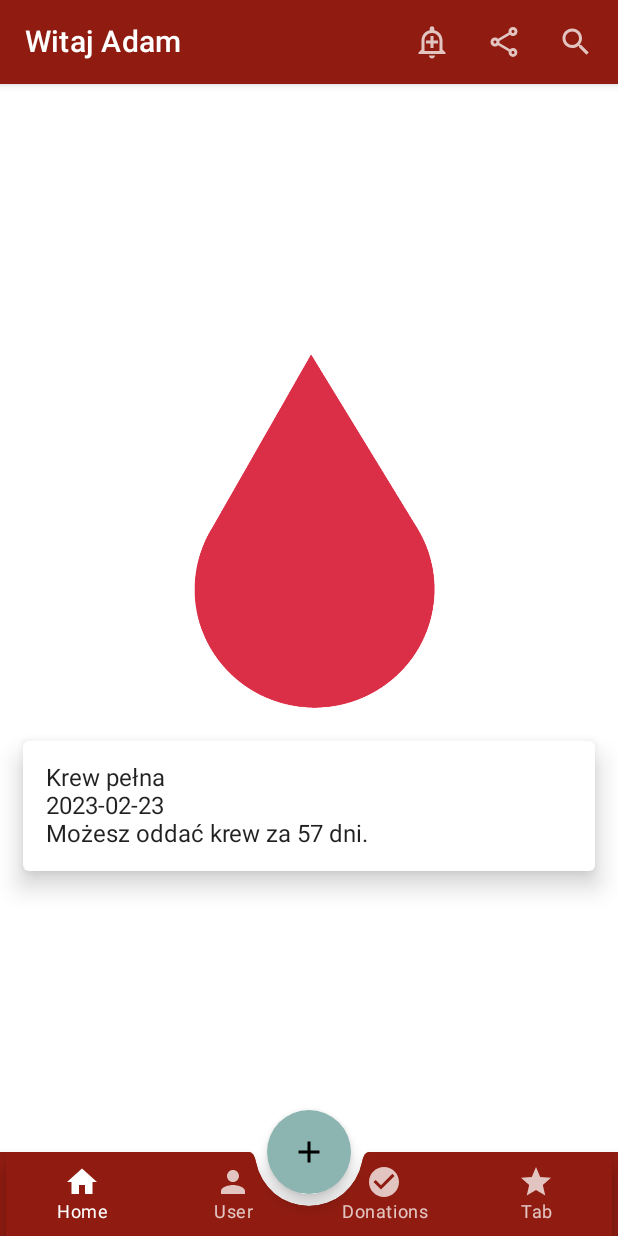
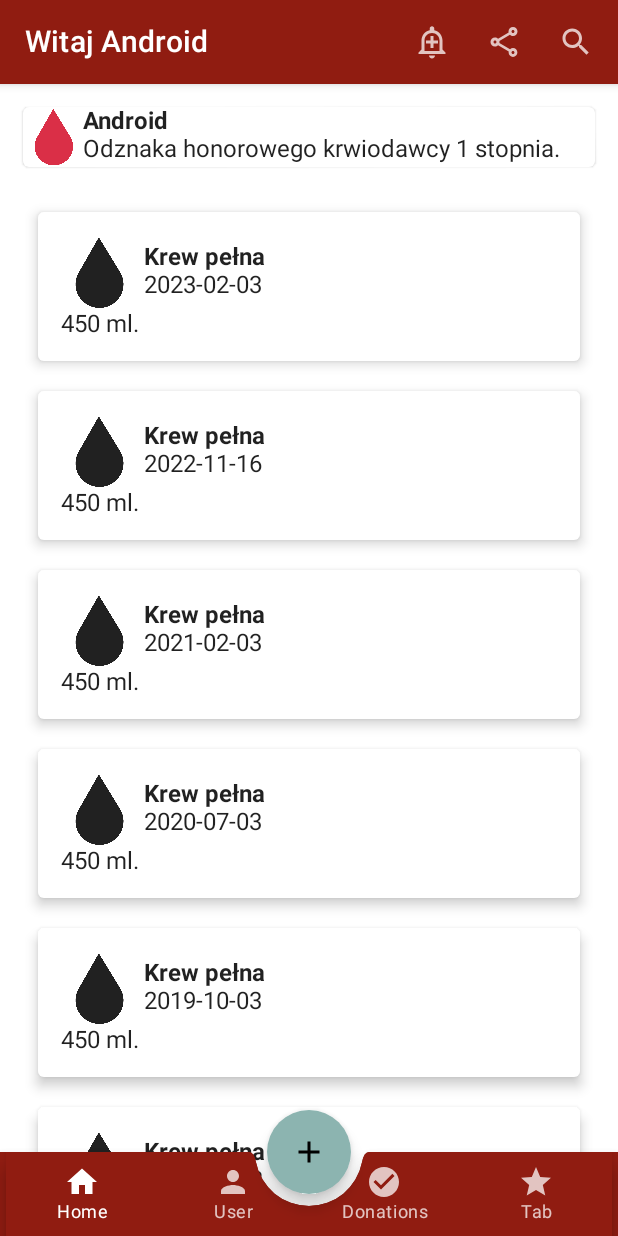
Before and after one commit to goodwill-ninjas/android, an Android app built with Jetpack Compose: the screen it shows after launch (MainActivity), after a tap on "Add", on a phone screen of 412 x 824 dp. Run offline under Robolectric (Android 15) with nearby library versions, the phone set to English and light mode, and no system bars.

Commit message:
DEV-79 Donation history (#4)
* DEV-79 make card a separate  component

* DEV-79 Added donation journal

* DEV-79 added tests

```diff
--- a/app/src/main/java/pl/edu/pjatk/goodwill_ninjas/blooddonor_android/MainActivity.kt
+++ b/app/src/main/java/pl/edu/pjatk/goodwill_ninjas/blooddonor_android/MainActivity.kt
@@ -18,23 +18,8 @@ class MainActivity : ComponentActivity() {
     override fun onCreate(savedInstanceState: Bundle?) {
         super.onCreate(savedInstanceState)
         setContent {
-            val navController = rememberNavController()
             BlooddonorandroidTheme {
-
-                Surface(
-                    modifier = Modifier.fillMaxSize(),
-                    color = MaterialTheme.colors.background
-                ) {
-                    Column(
-                        modifier = Modifier.fillMaxSize(),
-                        verticalArrangement = Arrangement.Center,
-                        horizontalAlignment = Alignment.CenterHorizontally
-                    )
-                    {
-
-                        Navigation(navController)
-                    }
-                }
+                Navigation()
             }
         }
     }
--- /dev/null
+++ b/app/src/main/java/pl/edu/pjatk/goodwill_ninjas/blooddonor_android/components/BloodCard.kt
@@ -0,0 +1,66 @@
+package pl.edu.pjatk.goodwill_ninjas.blooddonor_android.components
+
+import androidx.compose.foundation.layout.*
+import androidx.compose.material.Card
+import androidx.compose.material.Icon
+import androidx.compose.material.Text
+import androidx.compose.runtime.Composable
+import androidx.compose.ui.Modifier
+import androidx.compose.ui.res.painterResource
+import androidx.compose.ui.res.stringResource
+import androidx.compose.ui.text.font.FontWeight
+import androidx.compose.ui.unit.dp
+import pl.edu.pjatk.goodwill_ninjas.blooddonor_android.R
+import pl.edu.pjatk.goodwill_ninjas.blooddonor_android.components.nextDonation.NextDonation
+import pl.edu.pjatk.goodwill_ninjas.blooddonor_android.utils.BloodTypeIcon
+import java.time.LocalDate
+import java.time.LocalDateTime
+import java.time.format.DateTimeFormatter
+
+@Composable
+fun BloodCard (
+    bloodType: String,
+    donationDate: LocalDateTime,
+    isNextDonationCard: Boolean,
+    amount: Int
+) {
+    val bloodDonation = NextDonation(donationDate, bloodType)
+    Box {
+        Card(
+            elevation = 5.dp,
+            modifier = Modifier
+                .fillMaxWidth()
+                .padding(10.dp)
+        ) {
+            Column(modifier = Modifier.padding(15.dp)) {
+                Row {
+                    Icon(
+                        painter = painterResource(id = BloodTypeIcon.FullBlood),
+                        contentDescription = null,
+                        Modifier
+                            .height(50.dp)
+                    )
+                    Column(modifier = Modifier.padding(5.dp)) {
+                        Text(bloodType, fontWeight = FontWeight(700))
+                        Text(text = donationDate.format(DateTimeFormatter.ISO_DATE).toString())
+                    }
+                }
+                if (isNextDonationCard) {
+                    Box {
+                        Text(
+                            stringResource(
+                                id = R.string.next_donation,
+                                bloodDonation.calculateNextDonation()
+                            )
+                        )
+                    }
+                }
+                if (amount != 0) {
+                    Box {
+                        Text(text = stringResource(id = R.string.donation_card_amount, amount))
+                    }
+                }
+            }
+        }
+    }
+}
--- a/app/src/main/java/pl/edu/pjatk/goodwill_ninjas/blooddonor_android/components/BottomBar.kt
+++ b/app/src/main/java/pl/edu/pjatk/goodwill_ninjas/blooddonor_android/components/BottomBar.kt
@@ -9,10 +9,13 @@ import androidx.compose.runtime.*
 import androidx.compose.ui.Alignment
 import androidx.compose.ui.Modifier
 import androidx.compose.ui.platform.LocalContext
+import androidx.navigation.NavController
+import androidx.navigation.NavHostController
+import androidx.navigation.Navigation
 import pl.edu.pjatk.goodwill_ninjas.blooddonor_android.components.prepareBottomMenu
 
 @Composable
-fun MyBottomBar() {
+fun MyBottomBar(navController: NavController) {
     val bottomMenuItemsList = prepareBottomMenu()
 
     val contextForToast = LocalContext.current.applicationContext
@@ -45,10 +48,7 @@ fun MyBottomBar() {
                             selected = (selectedItem == menuItem.label),
                             onClick = {
                                 selectedItem = menuItem.label
-                                Toast.makeText(
-                                    contextForToast,
-                                    menuItem.label, Toast.LENGTH_SHORT
-                                ).show()
+                                navController.navigate(menuItem.route)
                             },
                             icon = {
                                 Icon(
--- a/app/src/main/java/pl/edu/pjatk/goodwill_ninjas/blooddonor_android/components/BottomMenuItem.kt
+++ b/app/src/main/java/pl/edu/pjatk/goodwill_ninjas/blooddonor_android/components/BottomMenuItem.kt
@@ -6,18 +6,21 @@ import androidx.compose.material.icons.filled.Home
 import androidx.compose.material.icons.filled.Person
 import androidx.compose.material.icons.filled.Star
 import androidx.compose.ui.graphics.vector.ImageVector
+import androidx.navigation.NavController
+import pl.edu.pjatk.goodwill_ninjas.blooddonor_android.navigation.Routes
+import pl.edu.pjatk.goodwill_ninjas.blooddonor_android.navigation.Screen
 
-data class BottomMenuItem(val label: String, val icon: ImageVector)
+data class BottomMenuItem(val label: String, val icon: ImageVector, val route: String)
 
 
 public fun prepareBottomMenu(): List<BottomMenuItem> {
 
     val bottomMenuItemList = arrayListOf<BottomMenuItem>()
 
-    bottomMenuItemList.add(BottomMenuItem(label = "Home", icon = Icons.Filled.Home))
-    bottomMenuItemList.add(BottomMenuItem(label = "User", icon = Icons.Filled.Person))
-    bottomMenuItemList.add(BottomMenuItem(label = "Donations", icon = Icons.Filled.CheckCircle))
-    bottomMenuItemList.add(BottomMenuItem(label = "Tab", icon = Icons.Filled.Star))
+    bottomMenuItemList.add(BottomMenuItem(label = "Home", icon = Icons.Filled.Home, route = Routes.SELF))
+    bottomMenuItemList.add(BottomMenuItem(label = "User", icon = Icons.Filled.Person, route = Routes.JOURNAL))
+    bottomMenuItemList.add(BottomMenuItem(label = "Donations", icon = Icons.Filled.CheckCircle, route = Routes.JOURNAL))
+    bottomMenuItemList.add(BottomMenuItem(label = "Tab", icon = Icons.Filled.Star, route = Routes.SELF))
 
     return bottomMenuItemList
 }
--- a/app/src/main/java/pl/edu/pjatk/goodwill_ninjas/blooddonor_android/components/TopBar.kt
+++ b/app/src/main/java/pl/edu/pjatk/goodwill_ninjas/blooddonor_android/components/TopBar.kt
@@ -12,12 +12,12 @@ import androidx.compose.ui.platform.LocalContext
 import androidx.compose.ui.text.style.TextAlign
 
 @Composable
-fun MytopBar() {
+fun MytopBar(name: String) {
 
     val contextForToast = LocalContext.current.applicationContext
     TopAppBar(title = {
         Text(
-            text = "Witaj Adam",
+            text = "Witaj $name",
             style = MaterialTheme.typography.h6,
             textAlign = TextAlign.Center
         )
--- /dev/null
+++ b/app/src/main/java/pl/edu/pjatk/goodwill_ninjas/blooddonor_android/components/UserCard.kt
@@ -0,0 +1,39 @@
+package pl.edu.pjatk.goodwill_ninjas.blooddonor_android.components
+
+import android.widget.ProgressBar
+import androidx.compose.foundation.Image
+import androidx.compose.foundation.layout.Column
+import androidx.compose.foundation.layout.Row
+import androidx.compose.foundation.layout.fillMaxWidth
+import androidx.compose.foundation.layout.height
+import androidx.compose.material.Card
+import androidx.compose.material.ProgressIndicatorDefaults
+import androidx.compose.material.Text
+import androidx.compose.runtime.Composable
+import androidx.compose.ui.Modifier
+import androidx.compose.ui.graphics.painter.Painter
+import androidx.compose.ui.res.painterResource
+import androidx.compose.ui.text.font.FontWeight
+import androidx.compose.ui.unit.dp
+import pl.edu.pjatk.goodwill_ninjas.blooddonor_android.R
+import java.time.format.DateTimeFormatter
+
+
+@Composable
+fun UserCard(
+    name: String,
+    badgeLevel: Int,
+    donatedBlood: Int,
+) {
+    Card (
+        modifier = Modifier.fillMaxWidth()
+    ) {
+        Row(modifier = Modifier.fillMaxWidth()) {
+            Image(painter = painterResource(R.drawable.droplet), contentDescription = "avatar", Modifier.height(40.dp))
+            Column {
+                Text(name, fontWeight = FontWeight(700))
+                Text(text = "Odznaka honorowego krwiodawcy ${badgeLevel} stopnia.")
+            }
+        }
+    }
+}
--- /dev/null
+++ b/app/src/main/java/pl/edu/pjatk/goodwill_ninjas/blooddonor_android/components/donation/Donation.kt
@@ -0,0 +1,5 @@
+package pl.edu.pjatk.goodwill_ninjas.blooddonor_android.components.donation
+
+import java.time.LocalDateTime
+
+data class Donation (val donationType: String, val amount: Int, val donationDate: LocalDateTime)
--- /dev/null
+++ b/app/src/main/java/pl/edu/pjatk/goodwill_ninjas/blooddonor_android/components/donation/DonationInterface.kt
@@ -0,0 +1,10 @@
+package pl.edu.pjatk.goodwill_ninjas.blooddonor_android.components.donation
+
+import pl.edu.pjatk.goodwill_ninjas.blooddonor_android.utils.DonationType
+import java.time.LocalDateTime
+
+interface DonationInterface {
+    val donationDate: LocalDateTime;
+    val donationType: DonationType;
+    val amount: Int
+}
--- a/app/src/main/java/pl/edu/pjatk/goodwill_ninjas/blooddonor_android/pages/mainPage/NextDonation.kt
+++ b/app/src/main/java/pl/edu/pjatk/goodwill_ninjas/blooddonor_android/components/nextDonation/NextDonation.kt
@@ -1,12 +1,12 @@
-package pl.edu.pjatk.goodwill_ninjas.blooddonor_android.pages.mainPage
+package pl.edu.pjatk.goodwill_ninjas.blooddonor_android.components.nextDonation
 
+import pl.edu.pjatk.goodwill_ninjas.blooddonor_android.utils.DonationType
 import java.time.temporal.ChronoUnit
 import java.time.LocalDateTime
-import java.time.format.DateTimeFormatter
 
 class NextDonation(
     override val date: LocalDateTime,
-    override val type: DonationType,
+    override val type: String,
 ) : NextDonationInterface {
     fun calculateNextDonation(): Long {
         return if (this.type == DonationType.FULL) {
@@ -15,11 +15,4 @@ class NextDonation(
             ChronoUnit.DAYS.between(LocalDateTime.now(), date.plusMonths(2))
         }
     }
-
 }
-
-
-enum class DonationType {
-    FULL,
-    BLOOD_CELLS
-}
--- /dev/null
+++ b/app/src/main/java/pl/edu/pjatk/goodwill_ninjas/blooddonor_android/components/nextDonation/NextDonationInterface.kt
@@ -0,0 +1,9 @@
+package pl.edu.pjatk.goodwill_ninjas.blooddonor_android.components.nextDonation
+
+import pl.edu.pjatk.goodwill_ninjas.blooddonor_android.utils.DonationType
+import java.time.LocalDateTime
+
+interface NextDonationInterface {
+    val date: LocalDateTime
+    val type: String
+}
--- /dev/null
+++ b/app/src/main/java/pl/edu/pjatk/goodwill_ninjas/blooddonor_android/layouts/MainLayout.kt
@@ -0,0 +1 @@
+package pl.edu.pjatk.goodwill_ninjas.blooddonor_android.layouts
--- a/app/src/main/java/pl/edu/pjatk/goodwill_ninjas/blooddonor_android/navigation/Screen.kt
+++ b/app/src/main/java/pl/edu/pjatk/goodwill_ninjas/blooddonor_android/navigation/Screen.kt
@@ -1,12 +1,6 @@
 package pl.edu.pjatk.goodwill_ninjas.blooddonor_android.navigation
 
 sealed class Screen (val route: String) {
-    object MainPage: Screen("main")
-
-    fun withArgs(vararg args: String): String {
-        return buildString {
-            append(route)
-            args.forEach { arg -> append("/$arg") }
-        }
-    }
+    object MainPage : Screen(Routes.SELF)
+    object Journal : Screen(Routes.JOURNAL)
 }
--- a/app/src/main/java/pl/edu/pjatk/goodwill_ninjas/blooddonor_android/navigation/navigation.kt
+++ b/app/src/main/java/pl/edu/pjatk/goodwill_ninjas/blooddonor_android/navigation/navigation.kt
@@ -1,26 +1,72 @@
 package pl.edu.pjatk.goodwill_ninjas.blooddonor_android.navigation
 
+import android.annotation.SuppressLint
+import androidx.compose.foundation.layout.PaddingValues
+import androidx.compose.foundation.layout.fillMaxSize
+import androidx.compose.material.*
+import androidx.compose.material.icons.Icons
+import androidx.compose.material.icons.filled.Add
 import androidx.compose.runtime.Composable
+import androidx.compose.ui.Modifier
+import androidx.compose.ui.unit.dp
 import androidx.navigation.NavHostController
 import androidx.navigation.compose.NavHost
 import androidx.navigation.compose.composable
-//import org.joda.time.DateTime
-import pl.edu.pjatk.goodwill_ninjas.blooddonor_android.pages.mainPage.DonationType
+import androidx.navigation.compose.rememberNavController
+import pl.edu.pjatk.goodwill_ninjas.blooddonor_android.components.MyBottomBar
+import pl.edu.pjatk.goodwill_ninjas.blooddonor_android.components.MytopBar
+import pl.edu.pjatk.goodwill_ninjas.blooddonor_android.components.donation.Donation
 import java.time.LocalDateTime
 import pl.edu.pjatk.goodwill_ninjas.blooddonor_android.pages.mainPage.MainPage
-import pl.edu.pjatk.goodwill_ninjas.blooddonor_android.pages.mainPage.NextDonation
-import java.time.format.DateTimeFormatter
-import java.util.*
+import pl.edu.pjatk.goodwill_ninjas.blooddonor_android.components.nextDonation.NextDonation
+import pl.edu.pjatk.goodwill_ninjas.blooddonor_android.pages.donationJournal.DonationJournal
+import pl.edu.pjatk.goodwill_ninjas.blooddonor_android.utils.DonationType
 
 object Routes {
-    val SELF = "Main"
+    const val SELF = "Main"
+    const val JOURNAL = "Journal"
 }
 
+@SuppressLint("UnusedMaterialScaffoldPaddingParameter")
 @Composable
-fun Navigation(navHostController: NavHostController) {
-    NavHost(navController = navHostController, startDestination = Routes.SELF) {
-        composable(route = Routes.SELF) {
-            MainPage(name = "Android", bloodDonation = NextDonation(LocalDateTime.of(2023, 2, 23, 0, 0), DonationType.FULL), navHostController)
+fun Navigation() {
+    val scaffoldState = rememberScaffoldState()
+    val navController = rememberNavController()
+    val donations = listOf(
+        Donation("Krew pełna", 450, LocalDateTime.of(2023, 2, 3, 0, 0)),
+        Donation("Krew pełna", 450, LocalDateTime.of(2022, 11, 16, 0, 0)),
+        Donation("Krew pełna", 450, LocalDateTime.of(2021, 2, 3, 0, 0)),
+        Donation("Krew pełna", 450, LocalDateTime.of(2020, 7, 3, 0, 0)),
+        Donation("Krew pełna", 450, LocalDateTime.of(2019, 10, 3, 0, 0)),
+        Donation("Krew pełna", 450, LocalDateTime.of(2018, 12, 3, 0, 0)),
+        Donation("Krew pełna", 450, LocalDateTime.of(2018, 2, 3, 0, 0)),
+        Donation("Krew pełna", 450, LocalDateTime.of(2017, 10, 16, 0, 0)),
+    )
+    val name = "Android"
+    Scaffold(
+        scaffoldState = scaffoldState,
+
+        topBar = { MytopBar(name) },
+        modifier = Modifier.fillMaxSize(),
+        bottomBar = { MyBottomBar(navController) },
+        floatingActionButton = {
+            FloatingActionButton(onClick = {
+                navController.navigate(Screen.Journal.route)
+            }) {
+                Icon(imageVector = Icons.Default.Add, contentDescription = "Add")
+            }
+        },
+
+        isFloatingActionButtonDocked = true,
+        floatingActionButtonPosition = FabPosition.Center
+    ) {
+        NavHost(navController = navController, startDestination = Routes.SELF) {
+            composable(route = Routes.SELF) {
+                MainPage(name = name)
+            }
+            composable(route = Routes.JOURNAL) {
+                DonationJournal(name, donations)
+            }
         }
     }
 }
--- /dev/null
+++ b/app/src/main/java/pl/edu/pjatk/goodwill_ninjas/blooddonor_android/pages/donationJournal/DonationJournal.kt
@@ -0,0 +1,37 @@
+package pl.edu.pjatk.goodwill_ninjas.blooddonor_android.pages.donationJournal
+
+import androidx.compose.foundation.gestures.Orientation
+import androidx.compose.foundation.gestures.ScrollableState
+import androidx.compose.foundation.gestures.scrollable
+import androidx.compose.foundation.layout.*
+import androidx.compose.foundation.rememberScrollState
+import androidx.compose.foundation.verticalScroll
+import androidx.compose.material.Text
+import androidx.compose.runtime.Composable
+import androidx.compose.ui.Modifier
+import androidx.compose.ui.unit.dp
+import pl.edu.pjatk.goodwill_ninjas.blooddonor_android.components.BloodCard
+import pl.edu.pjatk.goodwill_ninjas.blooddonor_android.components.UserCard
+import pl.edu.pjatk.goodwill_ninjas.blooddonor_android.components.donation.Donation
+import pl.edu.pjatk.goodwill_ninjas.blooddonor_android.components.nextDonation.NextDonation
+import pl.edu.pjatk.goodwill_ninjas.blooddonor_android.utils.DonationType
+
+@Composable
+fun DonationJournal (
+    name: String,
+    donations: List<Donation>
+) {
+    val scrollableState = rememberScrollState()
+    Column(modifier = Modifier
+        .fillMaxSize()
+        .padding(15.dp)
+    ) {
+        UserCard(name = name, badgeLevel = 1, donatedBlood = 12500)
+        Spacer(modifier = Modifier.height(20.dp))
+        Column(Modifier.verticalScroll(scrollableState)) {
+            donations.forEach {donation ->
+                BloodCard(bloodType = donation.donationType , isNextDonationCard = false, amount = donation.amount, donationDate = donation.donationDate)
+            }
+        }
+    }
+}
--- a/app/src/main/java/pl/edu/pjatk/goodwill_ninjas/blooddonor_android/pages/mainPage/MainPage.kt
+++ b/app/src/main/java/pl/edu/pjatk/goodwill_ninjas/blooddonor_android/pages/mainPage/MainPage.kt
@@ -1,81 +1,30 @@
 package pl.edu.pjatk.goodwill_ninjas.blooddonor_android.pages.mainPage
 
-import android.widget.GridView
 import androidx.compose.foundation.Image
-import androidx.compose.foundation.clickable
 import androidx.compose.foundation.layout.*
-import androidx.compose.material.*
-import androidx.compose.material.icons.Icons
-import androidx.compose.material.icons.filled.Add
-import androidx.compose.material.icons.rounded.AccountCircle
-import androidx.compose.material.icons.rounded.HourglassFull
 import androidx.compose.runtime.Composable
 import androidx.compose.ui.Alignment
 import androidx.compose.ui.Modifier
 import androidx.compose.ui.res.painterResource
 import androidx.compose.ui.res.stringResource
-import androidx.compose.ui.text.buildAnnotatedString
 import androidx.compose.ui.unit.dp
-import androidx.navigation.NavController
 import pl.edu.pjatk.goodwill_ninjas.blooddonor_android.R
-import pl.edu.pjatk.goodwill_ninjas.blooddonor_android.components.MyBottomBar
-import pl.edu.pjatk.goodwill_ninjas.blooddonor_android.components.MytopBar
-import pl.edu.pjatk.goodwill_ninjas.blooddonor_android.navigation.Screen
-import java.time.format.DateTimeFormatter
+import pl.edu.pjatk.goodwill_ninjas.blooddonor_android.components.BloodCard
+import java.time.LocalDateTime
 
 @Composable
-fun MainPage(name: String, bloodDonation: NextDonation, navController: NavController) {
-    val scaffoldState = rememberScaffoldState()
-
-    Scaffold(
-        scaffoldState = scaffoldState,
-
-        topBar = { MytopBar() },
-        modifier = Modifier.fillMaxSize(),
-        bottomBar = { MyBottomBar() },
-        floatingActionButton = {
-            FloatingActionButton(onClick = {
-                navController.navigate(Screen.MainPage.withArgs())
-            }) {
-                Icon(imageVector = Icons.Default.Add, contentDescription = "Add")
-            }
-        },
-
-        isFloatingActionButtonDocked = true,
-        floatingActionButtonPosition = FabPosition.Center
-    ) {
+fun MainPage(name: String) {
         val image = painterResource(id = R.drawable.droplet)
         Column(
             modifier = Modifier
                 .fillMaxSize()
-                .padding(paddingValues = it),
+                .padding(10.dp),
             verticalArrangement = Arrangement.Center,
             horizontalAlignment = Alignment.CenterHorizontally
         ) {
-            Box(modifier = Modifier.padding()) {
+            Box(modifier = Modifier.padding(15.dp)) {
                 Image(painter = image, contentDescription = null, Modifier.height(250.dp))
             }
-            Box(modifier = Modifier.padding()){
-                Card (
-                    modifier = Modifier
-                        .fillMaxWidth()
-                        .padding(15.dp)
-                        .clickable { },
-                    elevation = 10.dp
-                ) {
-                    Column(
-                        modifier = Modifier.padding(15.dp)
-                    ) {
-                        Text(text = stringResource(R.string.full_blood))
-                        Text(
-                            buildAnnotatedString {
-                                append(bloodDonation.date.format(DateTimeFormatter.ISO_DATE).toString())
-                            }
-                        )
-                        Text(stringResource(id = R.string.next_donation, bloodDonation.calculateNextDonation()))
-                    }
-                }
-            }
+            BloodCard(bloodType = stringResource(R.string.full_blood), isNextDonationCard = true, amount = 0, donationDate = LocalDateTime.of(2023, 2, 23, 0, 0))
         }
     }
-}
--- a/app/src/main/java/pl/edu/pjatk/goodwill_ninjas/blooddonor_android/pages/mainPage/NextDonationInterface.kt
+++ /dev/null
@@ -1,9 +0,0 @@
-package pl.edu.pjatk.goodwill_ninjas.blooddonor_android.pages.mainPage
-
-//import org.joda.time.LocalDateTime
-import java.time.LocalDateTime
-
-interface NextDonationInterface {
-    val date: LocalDateTime
-    val type: DonationType
-}
--- /dev/null
+++ b/app/src/main/java/pl/edu/pjatk/goodwill_ninjas/blooddonor_android/utils/BloodType.kt
@@ -0,0 +1,13 @@
+package pl.edu.pjatk.goodwill_ninjas.blooddonor_android.utils
+
+import pl.edu.pjatk.goodwill_ninjas.blooddonor_android.R
+
+object DonationType {
+    val FULL = "full"
+    val BLOOD_CELLS = "bloodCells"
+}
+
+object BloodTypeIcon {
+    val FullBlood = R.drawable.droplet
+    val BloodIngredients = com.google.android.material.R.drawable.abc_ic_go_search_api_material
+}
--- a/app/src/main/res/values/strings.xml
+++ b/app/src/main/res/values/strings.xml
@@ -4,4 +4,5 @@
 <!--    Blood card     -->
     <string name="full_blood">Krew pełna</string>
     <string name="next_donation">Możesz oddać krew za %d dni.</string>
+    <string name="donation_card_amount">%d ml.</string>
 </resources>
```
Also changed, not shown: 1 other file.
